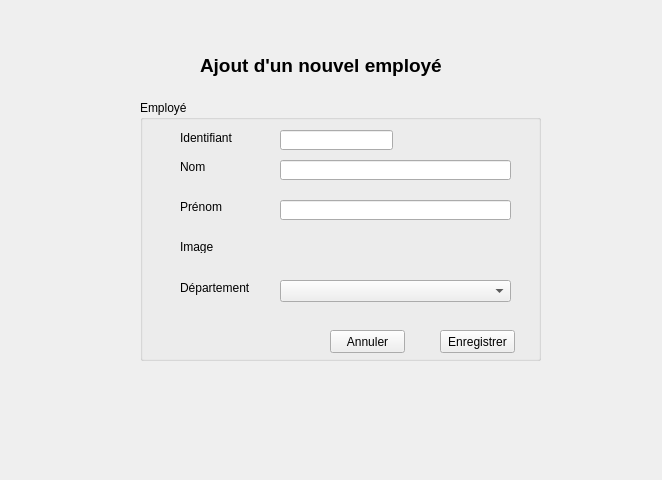
Qt form FaceRecognition/ajouteremploye.ui (idriss92/FaceRecognition) before a commit.
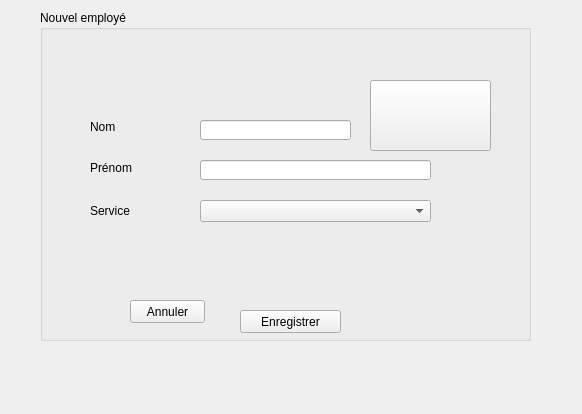
The same form after that commit. Icons and pictures are not drawn.

```diff
--- a/FaceRecognition/ajouteremploye.ui
+++ b/FaceRecognition/ajouteremploye.ui
@@ -6,56 +6,30 @@
    <rect>
     <x>0</x>
     <y>0</y>
-    <width>662</width>
-    <height>480</height>
+    <width>582</width>
+    <height>414</height>
    </rect>
   </property>
   <property name="windowTitle">
    <string>Form</string>
   </property>
-  <widget class="QLabel" name="label">
-   <property name="geometry">
-    <rect>
-     <x>200</x>
-     <y>50</y>
-     <width>291</width>
-     <height>31</height>
-    </rect>
-   </property>
-   <property name="text">
-    <string>&lt;html&gt;&lt;head/&gt;&lt;body&gt;&lt;p&gt;&lt;span style=&quot; font-size:14pt; font-weight:600;&quot;&gt;Ajout d'un nouvel employé&lt;/span&gt;&lt;/p&gt;&lt;/body&gt;&lt;/html&gt;</string>
-   </property>
-  </widget>
   <widget class="QGroupBox" name="groupBoxEmploye">
    <property name="geometry">
     <rect>
-     <x>140</x>
-     <y>100</y>
-     <width>401</width>
-     <height>261</height>
+     <x>40</x>
+     <y>10</y>
+     <width>491</width>
+     <height>331</height>
     </rect>
    </property>
    <property name="title">
-    <string>Employé</string>
+    <string>Nouvel employé</string>
    </property>
-   <widget class="QLabel" name="label_identifiant">
-    <property name="geometry">
-     <rect>
-      <x>40</x>
-      <y>30</y>
-      <width>61</width>
-      <height>16</height>
-     </rect>
-    </property>
-    <property name="text">
-     <string>Identifiant</string>
-    </property>
-   </widget>
    <widget class="QLabel" name="label_nom">
     <property name="geometry">
      <rect>
-      <x>40</x>
-      <y>60</y>
+      <x>50</x>
+      <y>110</y>
       <width>46</width>
       <height>13</height>
      </rect>
@@ -67,58 +41,35 @@
    <widget class="QLabel" name="label_prenom">
     <property name="geometry">
      <rect>
-      <x>40</x>
-      <y>100</y>
-      <width>46</width>
-      <height>13</height>
+      <x>50</x>
+      <y>150</y>
+      <width>81</width>
+      <height>16</height>
      </rect>
     </property>
     <property name="text">
      <string>Prénom</string>
     </property>
    </widget>
-   <widget class="QLabel" name="label_image">
-    <property name="geometry">
-     <rect>
-      <x>40</x>
-      <y>140</y>
-      <width>46</width>
-      <height>13</height>
-     </rect>
-    </property>
-    <property name="text">
-     <string>Image</string>
-    </property>
-   </widget>
    <widget class="QLabel" name="label_departement">
     <property name="geometry">
      <rect>
-      <x>40</x>
-      <y>180</y>
-      <width>71</width>
-      <height>16</height>
+      <x>50</x>
+      <y>190</y>
+      <width>101</width>
+      <height>21</height>
      </rect>
     </property>
     <property name="text">
-     <string>Département</string>
-    </property>
-   </widget>
-   <widget class="QLineEdit" name="lineEditIdentif">
-    <property name="geometry">
-     <rect>
-      <x>140</x>
-      <y>30</y>
-      <width>113</width>
-      <height>20</height>
-     </rect>
+     <string>Service</string>
     </property>
    </widget>
    <widget class="QLineEdit" name="lineEditNom">
     <property name="geometry">
      <rect>
-      <x>140</x>
-      <y>60</y>
-      <width>231</width>
+      <x>160</x>
+      <y>110</y>
+      <width>151</width>
       <height>20</height>
      </rect>
     </property>
@@ -126,8 +77,8 @@
    <widget class="QLineEdit" name="lineEditPrenom">
     <property name="geometry">
      <rect>
-      <x>140</x>
-      <y>100</y>
+      <x>160</x>
+      <y>150</y>
       <width>231</width>
       <height>20</height>
      </rect>
@@ -136,8 +87,8 @@
    <widget class="QComboBox" name="comboBoxDepartement">
     <property name="geometry">
      <rect>
-      <x>140</x>
-      <y>180</y>
+      <x>160</x>
+      <y>190</y>
       <width>231</width>
       <height>22</height>
      </rect>
@@ -146,8 +97,8 @@
    <widget class="QPushButton" name="pushButtonAnnuler">
     <property name="geometry">
      <rect>
-      <x>190</x>
-      <y>230</y>
+      <x>90</x>
+      <y>290</y>
       <width>75</width>
       <height>23</height>
      </rect>
@@ -159,9 +110,9 @@
    <widget class="QPushButton" name="pushButtonEnregistrer">
     <property name="geometry">
      <rect>
-      <x>300</x>
-      <y>230</y>
-      <width>75</width>
+      <x>200</x>
+      <y>300</y>
+      <width>101</width>
       <height>23</height>
      </rect>
     </property>
@@ -169,6 +120,29 @@
      <string>Enregistrer</string>
     </property>
    </widget>
+   <widget class="QPushButton" name="pushButton">
+    <property name="geometry">
+     <rect>
+      <x>330</x>
+      <y>70</y>
+      <width>121</width>
+      <height>71</height>
+     </rect>
+    </property>
+    <property name="text">
+     <string/>
+    </property>
+    <property name="icon">
+     <iconset>
+      <normaloff>../icons/icone-personnage.jpg</normaloff>../icons/icone-personnage.jpg</iconset>
+    </property>
+    <property name="iconSize">
+     <size>
+      <width>100</width>
+      <height>100</height>
+     </size>
+    </property>
+   </widget>
   </widget>
  </widget>
  <resources/>
```
